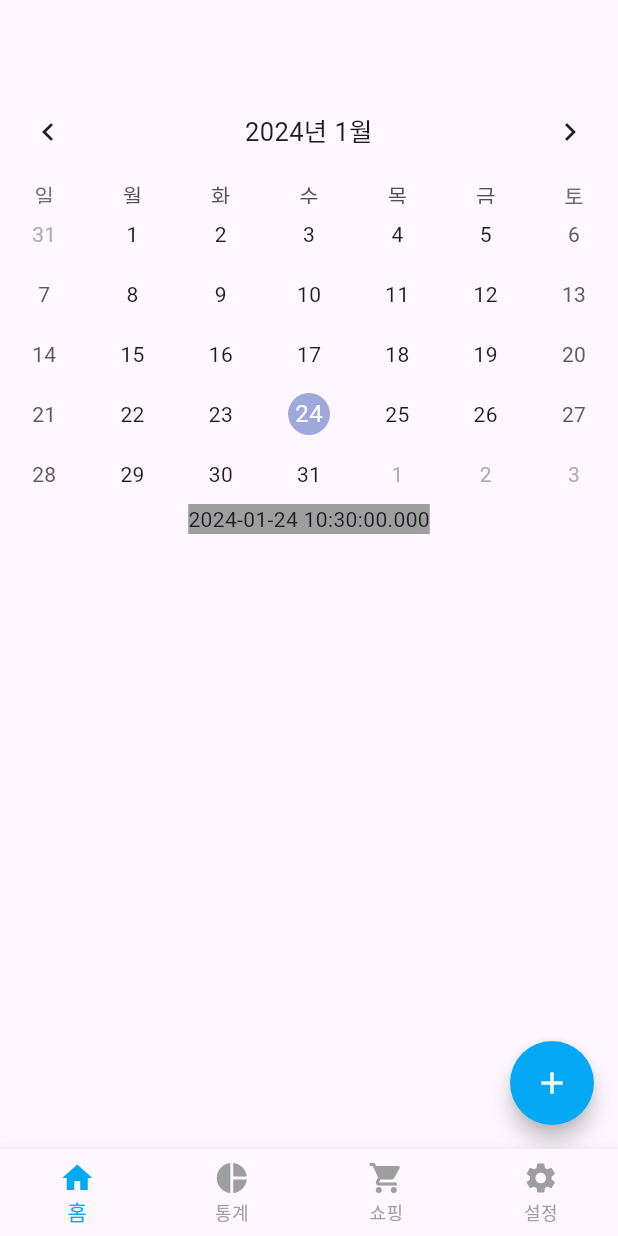
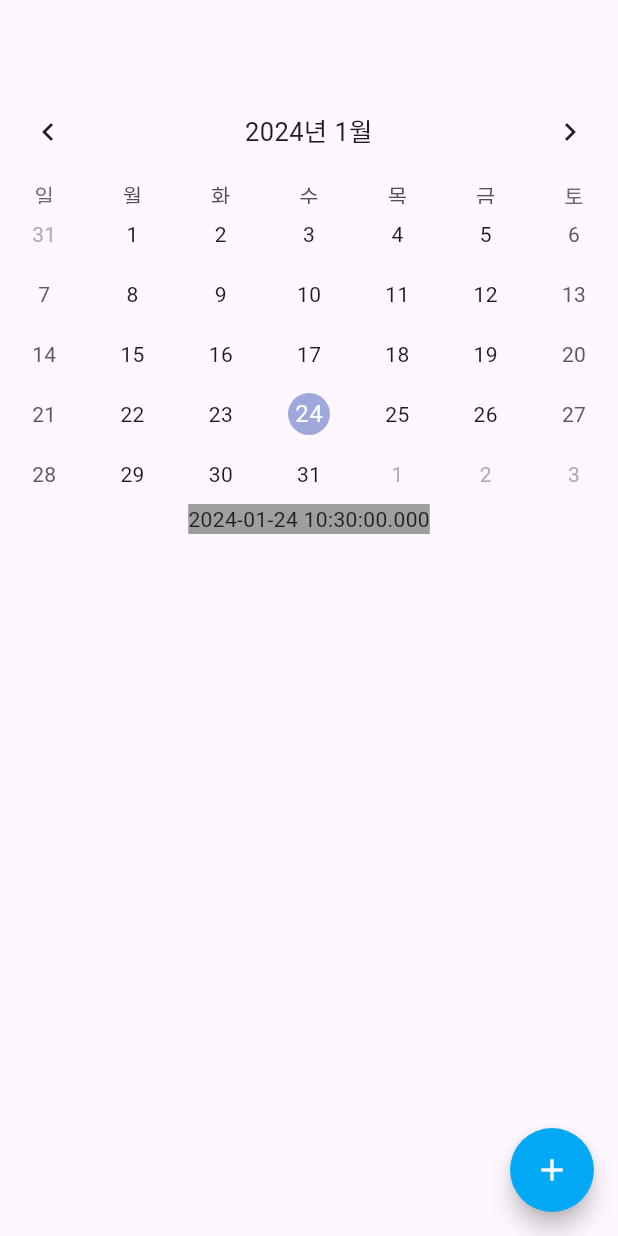
Before and after one commit to tmdeh/pocket-money-management, a Flutter app: the screen it shows after launch, on a phone screen of 412 x 824 dp. Run offline on Flutter 3.47's test engine with Material 3 defaults, Android fonts, the phone set to English and light mode, and no system bars; drawn by our look-alikes of table_calendar; our stand-ins replace drift, freezed_annotation, get_it, go_router, injectable, sqlite3_flutter_libs; missing offline and left inert: sqlite3; accounts and stored records are empty; generated files the repository leaves out were written again.

Commit message:
라우터 수정

```diff
--- a/lib/presentation/screens/home/home_screen.dart
+++ b/lib/presentation/screens/home/home_screen.dart
@@ -14,8 +14,9 @@ class HomeScreen extends StatelessWidget {
     final state = viewModel.state;
 
     return Scaffold(
+      appBar: AppBar(),
       floatingActionButton: FloatingActionButton(
-        onPressed: () => context.push('/home/add'),
+        onPressed: () => context.push('/add'),
         backgroundColor: Theme.of(context).primaryColor,
         foregroundColor: Colors.white,
         shape: const CircleBorder(),
--- a/lib/router.dart
+++ b/lib/router.dart
@@ -1,99 +1,29 @@
-import 'package:flutter/material.dart';
 import 'package:go_router/go_router.dart';
 import 'package:pocket_money_management_app/di/setup.dart';
 import 'package:pocket_money_management_app/presentation/screens/home/add_record/add_record_screen.dart';
 import 'package:pocket_money_management_app/presentation/screens/home/add_record/add_record_view_model.dart';
 import 'package:pocket_money_management_app/presentation/screens/home/home_screen.dart';
 import 'package:pocket_money_management_app/presentation/screens/home/home_view_model.dart';
-import 'package:pocket_money_management_app/presentation/screens/settings.dart';
-import 'package:pocket_money_management_app/presentation/screens/shopping.dart';
-import 'package:pocket_money_management_app/presentation/screens/stats.dart';
 import 'package:provider/provider.dart';
 
 final router = GoRouter(
-  initialLocation: '/home',
+  initialLocation: '/',
   routes: [
-    StatefulShellRoute.indexedStack(
-        builder: (BuildContext context, GoRouterState state,
-            StatefulNavigationShell navigationShell) {
-          return Scaffold(
-            appBar: AppBar(),
-            body: navigationShell,
-            bottomNavigationBar: BottomNavigationBar(
-              items: const [
-                BottomNavigationBarItem(
-                  icon: Icon(Icons.home),
-                  label: '홈',
+    GoRoute(
+      path: '/',
+      builder: (context, state) => ChangeNotifierProvider(
+        child: const HomeScreen(),
+        create: (context) => getIt<HomeViewModel>(),
       ),
-                BottomNavigationBarItem(
-                  icon: Icon(Icons.pie_chart),
-                  label: '통계',
-                ),
-                BottomNavigationBarItem(
-                  icon: Icon(Icons.shopping_cart),
-                  label: '쇼핑',
-                ),
-                BottomNavigationBarItem(
-                  icon: Icon(Icons.settings),
-                  label: '설정',
-                ),
-              ],
-              currentIndex: navigationShell.currentIndex,
-              onTap: (int index) {
-                navigationShell.goBranch(index);
-              },
-              selectedItemColor: Theme.of(context).primaryColor,
-              showUnselectedLabels: true,
-              unselectedLabelStyle:
-                  TextStyle(color: Theme.of(context).unselectedWidgetColor),
-              unselectedItemColor: Theme.of(context).unselectedWidgetColor,
-              type: BottomNavigationBarType.fixed,
-            ),
-          );
-        },
-        branches: <StatefulShellBranch>[
-          StatefulShellBranch(
-            routes: <RouteBase>[
-              GoRoute(
-                  path: '/home',
       routes: [
         GoRoute(
           path: 'add',
-                      builder: (BuildContext context, GoRouterState state) =>
-                      ChangeNotifierProvider(
-                        create: (_) => getIt<AddRecordViewModel>(),
+          builder: (context, state) => ChangeNotifierProvider(
             child: const AddRecordScreen(),
+            create: (context) => getIt<AddRecordViewModel>(),
           )
-                    ),
-                  ],
-                  builder: (BuildContext context, GoRouterState state) =>
-                      ChangeNotifierProvider(
-                        create: (_) => getIt<HomeViewModel>(),
-                        child: const HomeScreen(),
-                      )),
-            ],
-          ),
-          StatefulShellBranch(routes: <RouteBase>[
-            GoRoute(
-              path: '/stats',
-              builder: (BuildContext context, GoRouterState state) =>
-                  const StatsScreen(),
-            ),
-          ]),
-          StatefulShellBranch(routes: <RouteBase>[
-            GoRoute(
-              path: '/shopping',
-              builder: (BuildContext context, GoRouterState state) =>
-                  const ShoppingScreen(),
-            ),
-          ]),
-          StatefulShellBranch(routes: <RouteBase>[
-            GoRoute(
-              path: '/settings',
-              builder: (BuildContext context, GoRouterState state) =>
-                  const SettingScreen(),
-            ),
-          ]),
-        ]),
-  ],
+        )
+      ]
+    )
+  ]
 );
```
Lines whose indentation alone changed are shown as unchanged.
